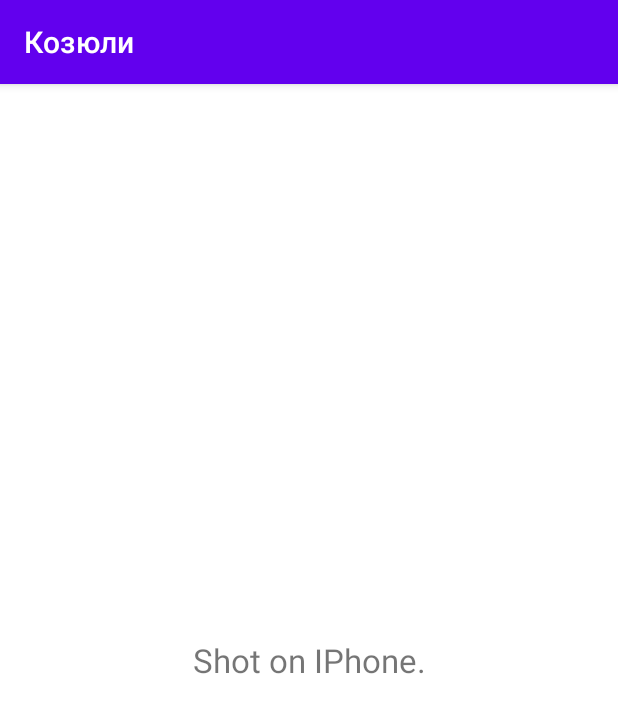
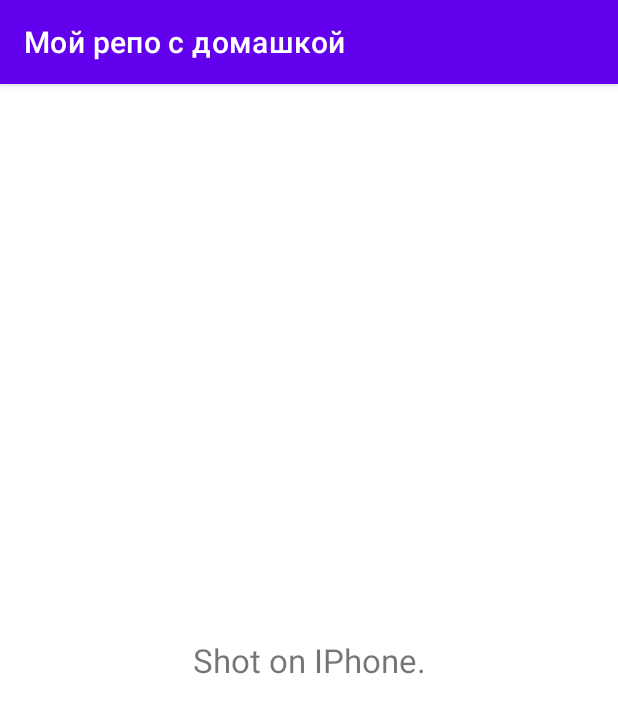
Before and after one commit to ShayCormac2062/MyAndroidRepo, an Android app: the screen it shows after launch (MainActivity), on a phone screen of 412 x 824 dp. Shown: the top 713 px of the screen. Run offline under Robolectric (Android 15) with nearby library versions, the phone set to English and light mode, and no system bars.

Commit message:
little changes

```diff
--- a/app/src/main/java/com/example/firstlesson/MainActivity.kt
+++ b/app/src/main/java/com/example/firstlesson/MainActivity.kt
@@ -6,7 +6,7 @@ import com.example.firstlesson.databinding.ActivityMainBinding
 
 class MainActivity : AppCompatActivity() {
 
-    private var binding: ActivityMainBinding? = null
+    private lateinit var binding: ActivityMainBinding
 
     override fun onCreate(savedInstanceState: Bundle?) {
         super.onCreate(savedInstanceState)
--- a/app/src/main/res/values/strings.xml
+++ b/app/src/main/res/values/strings.xml
@@ -1,3 +1,3 @@
 <resources>
-    <string name="app_name">Козюли</string>
+    <string name="app_name">Мой репо с домашкой</string>
 </resources>
```
